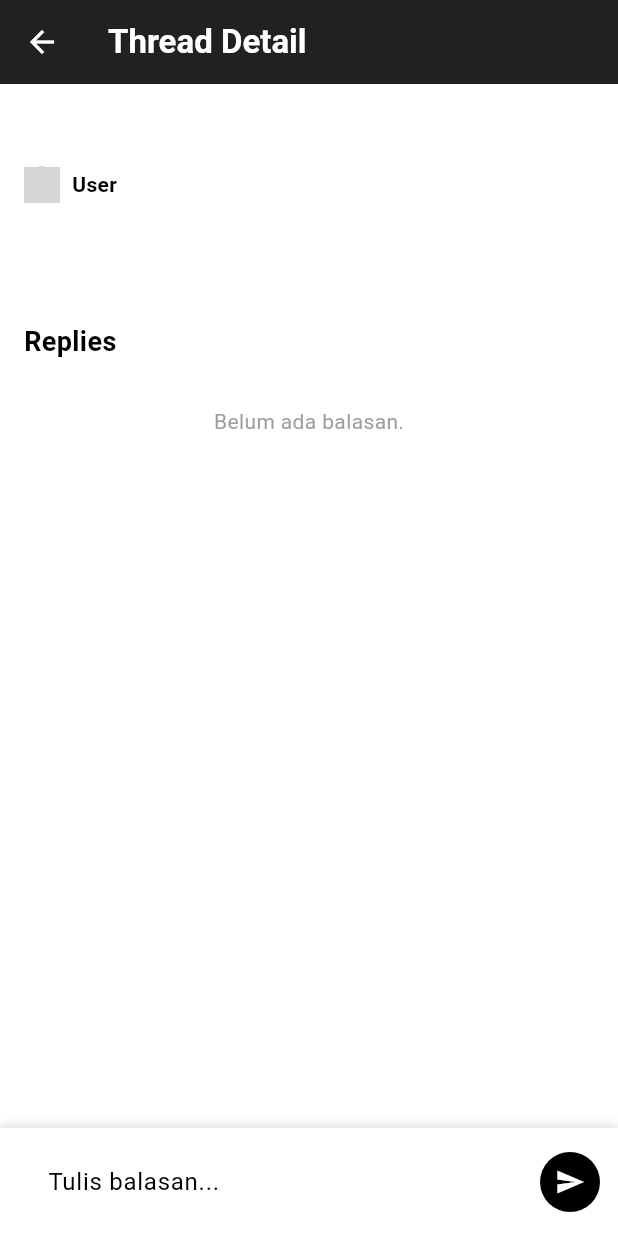
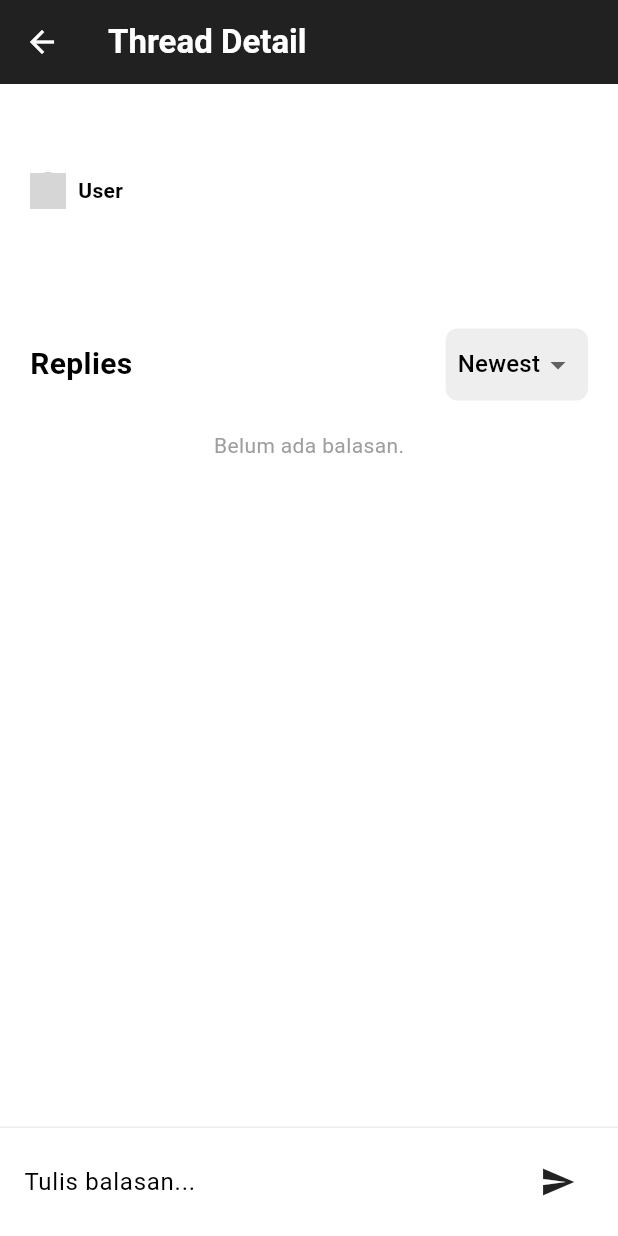
Before and after one commit to pbp-d4-semogalancar/gymbuddy-mobile, a Flutter app: the ThreadDetailScreen screen opened directly with empty values, after a tap on the "send" icon, on a phone screen of 412 x 824 dp. Run offline on Flutter 3.47's test engine with Material 3 defaults, Android fonts, the phone set to English and light mode, and no system bars; missing offline and left inert: pbp_django_auth; network calls fail; grey boxes are pictures that could not be loaded.

Commit message:
Edit Reply-Community

```diff
--- a/lib/screens/thread_detail.dart
+++ b/lib/screens/thread_detail.dart
@@ -1,5 +1,4 @@
 import 'dart:convert';
-
 import 'package:flutter/material.dart';
 import 'package:flutter/foundation.dart' show kIsWeb;
 import 'package:provider/provider.dart';
@@ -19,7 +18,12 @@ class _ThreadDetailScreenState extends State<ThreadDetailScreen> {
   ThreadDetail? _thread;
   List<Reply> _replies = [];
   bool _isLoading = true;
+  String _sortOrder = 'newest';
+  int? _replyingToId;
+  String? _replyingToName;
+
   final TextEditingController _replyController = TextEditingController();
+
   final String domain = kIsWeb
       ? "https://rexy-adrian-gymbuddy.pbp.cs.ui.ac.id"
       : "http://10.0.2.2:8000";
@@ -30,17 +34,22 @@ class _ThreadDetailScreenState extends State<ThreadDetailScreen> {
     _fetchThreadData();
   }
 
+  @override
+  void dispose() {
+    _replyController.dispose();
+    super.dispose();
+  }
+
   Future<void> _fetchThreadData() async {
     final request = context.read<CookieRequest>();
     try {
-      final response = await request.get(
-        '$domain/community/api/thread/${widget.threadId}/',
-      );
+      final response = await request.get('$domain/community/api/thread/${widget.threadId}/');
       setState(() {
         _thread = ThreadDetail.fromJson(response['thread']);
         _replies = (response['replies'] as List)
             .map((i) => Reply.fromJson(i))
             .toList();
+        _sortReplies();
         _isLoading = false;
       });
     } catch (e) {
@@ -49,51 +58,212 @@ class _ThreadDetailScreenState extends State<ThreadDetailScreen> {
     }
   }
 
+  void _sortReplies() {
+    setState(() {
+      if (_sortOrder == 'newest') {
+        _replies.sort((a, b) => b.id.compareTo(a.id));
+      } else {
+        _replies.sort((a, b) => a.id.compareTo(b.id));
+      }
+    });
+  }
+
   Future<void> _postReply() async {
     if (_replyController.text.trim().isEmpty) return;
-
-    FocusScope.of(context).unfocus();
-
     final request = context.read<CookieRequest>();
-
     try {
       final response = await request.postJson(
         '$domain/community/api/thread/${widget.threadId}/add_reply/',
-        jsonEncode(<String, String>{
-          'content': _replyController.text,
-        }),
+        jsonEncode({'content': _replyController.text, 'parent_id': _replyingToId}),
       );
-
-      if (!mounted) return;
-
       if (response['status'] == 'success') {
-        _replyController.clear();
+        setState(() {
+          _replyController.clear();
+          _replyingToId = null;
+          _replyingToName = null;
+        });
         _fetchThreadData();
-
-        ScaffoldMessenger.of(context).showSnackBar(
-          const SnackBar(content: Text("Balasan berhasil dikirim!")),
-        );
-      } else {
-        ScaffoldMessenger.of(context).showSnackBar(
-          SnackBar(content: Text(response['message'] ?? "Gagal mengirim balasan.")),
-        );
       }
     } catch (e) {
-      if (!mounted) return;
-      ScaffoldMessenger.of(context).showSnackBar(
-        SnackBar(content: Text("Error: $e")),
+      debugPrint(e.toString());
+    }
+  }
+
+  List<Widget> _buildReplyTree(List<Reply> replies, double indent, int depth) {
+    List<Widget> tree = [];
+    for (var reply in replies) {
+      tree.add(
+        Padding(
+          padding: EdgeInsets.only(left: indent),
+          child: _buildReplyItem(reply, depth),
+        ),
       );
+      if (reply.children.isNotEmpty && depth < 5) {
+        tree.addAll(_buildReplyTree(reply.children, (indent + 12).clamp(0, 60), depth + 1));
+      }
     }
+    return tree;
+  }
+
+  Widget _buildReplyItem(Reply reply, int depth) {
+    return Container(
+      margin: const EdgeInsets.only(bottom: 8),
+      decoration: BoxDecoration(
+        border: Border(left: BorderSide(color: Colors.grey.shade300, width: 1.5)),
+      ),
+      child: Card(
+        elevation: 0,
+        margin: const EdgeInsets.only(left: 8),
+        color: Colors.white,
+        shape: RoundedRectangleBorder(
+          borderRadius: BorderRadius.circular(12),
+          side: BorderSide(color: Colors.grey.shade200),
+        ),
+        child: Padding(
+          padding: const EdgeInsets.all(12),
+          child: Column(
+            crossAxisAlignment: CrossAxisAlignment.start,
+            children: [
+              Row(
+                children: [
+                  CircleAvatar(
+                    radius: 16,
+                    backgroundColor: Colors.grey.shade200,
+                    backgroundImage: NetworkImage(reply.user.avatarUrl)
+                  ),
+                  const SizedBox(width: 10),
+                  Expanded(
+                    child: Column(
+                      crossAxisAlignment: CrossAxisAlignment.start,
+                      children: [
+                        Text(
+                          reply.user.displayName,
+                          style: const TextStyle(
+                            fontWeight: FontWeight.bold,
+                            fontSize: 13,
+                          ),
+                        ),
+                        Text(
+                          reply.user.timeAgo,
+                          style: const TextStyle(
+                            fontSize: 10,
+                            color: Colors.grey,
+                          ),
+                        ),
+                      ],
+                    ),
+                  ),
+                  if (depth < 5)
+                    IconButton(
+                      icon: const Icon(Icons.reply, size: 18, color: Colors.green),
+                      onPressed: () => setState(() {
+                        _replyingToId = reply.id;
+                        _replyingToName = reply.user.displayName;
+                      }),
+                    ),
+                  if (reply.isMine) ...[
+                    IconButton(
+                      icon: const Icon(Icons.edit, size: 18, color: Colors.blue),
+                      onPressed: () => _showEditDialog(reply),
+                    ),
+                    IconButton(
+                      icon: const Icon(Icons.delete, size: 18, color: Colors.redAccent),
+                      onPressed: () => _showDeleteConfirm(reply.id),
+                    ),
+                  ],
+                ],
+              ),
+              Padding(
+                padding: const EdgeInsets.only(left: 42, bottom: 4),
+                child: Text(reply.content, style: const TextStyle(fontSize: 14)),
+              ),
+            ],
+          ),
+        ),
+      ),
+    );
+  }
+
+  void _showEditDialog(Reply reply) {
+    TextEditingController editCtrl = TextEditingController(text: reply.content);
+    showDialog(
+      context: context,
+      builder: (context) => AlertDialog(
+        shape: RoundedRectangleBorder(borderRadius: BorderRadius.circular(20)),
+        title: const Text("Edit Reply", style: TextStyle(fontWeight: FontWeight.bold)),
+        content: TextField(
+          controller: editCtrl,
+          maxLines: 3,
+          cursorColor: Colors.black,
+          decoration: InputDecoration(
+            border: const OutlineInputBorder(),
+            enabledBorder: const OutlineInputBorder(
+              borderSide: BorderSide(color: Colors.grey),
+            ),
+            focusedBorder: const OutlineInputBorder(
+              borderSide: BorderSide(color: Colors.black, width: 2),
+            ),
+          ),
+        ),
+        actions: [
+          TextButton(
+            onPressed: () => Navigator.pop(context),
+            child: const Text("Cancel", style: TextStyle(color: Colors.black))
+          ),
+          ElevatedButton(
+            style: ElevatedButton.styleFrom(
+              backgroundColor: Colors.grey.shade900,
+              shape: RoundedRectangleBorder(borderRadius: BorderRadius.circular(20)),
+            ),
+            onPressed: () async {
+              Navigator.pop(context);
+              final request = context.read<CookieRequest>();
+              await request.postJson('$domain/community/api/reply/${reply.id}/edit/', jsonEncode({'content': editCtrl.text}));
+              _fetchThreadData();
+            },
+            child: const Text("Save", style: TextStyle(color: Colors.white)),
+          ),
+        ],
+      ),
+    );
+  }
+
+  void _showDeleteConfirm(int id) {
+    showDialog(
+      context: context,
+      builder: (context) => AlertDialog(
+        shape: RoundedRectangleBorder(borderRadius: BorderRadius.circular(20)),
+        title: const Text("Delete Reply", style: TextStyle(fontWeight: FontWeight.bold)),
+        content: const Text("Pesan ini akan dihapus secara permanen."),
+        actions: [
+          TextButton(
+            onPressed: () => Navigator.pop(context),
+            child: const Text("Cancel", style: TextStyle(color: Colors.black))
+          ),
+          ElevatedButton(
+            style: ElevatedButton.styleFrom(
+              backgroundColor: Colors.red.shade800,
+              shape: RoundedRectangleBorder(borderRadius: BorderRadius.circular(20)),
+            ),
+            onPressed: () async {
+              Navigator.pop(context);
+              final request = context.read<CookieRequest>();
+              await request.post('$domain/community/api/reply/$id/delete/', {});
+              _fetchThreadData();
+            },
+            child: const Text("Delete", style: TextStyle(color: Colors.white)),
+          ),
+        ],
+      ),
+    );
   }
 
   @override
   Widget build(BuildContext context) {
     return Scaffold(
+      backgroundColor: Colors.white,
       appBar: AppBar(
-        title: const Text(
-          "Thread Detail",
-          style: TextStyle(color: Colors.white, fontWeight: FontWeight.bold),
-        ),
+        title: const Text("Thread Detail", style: TextStyle(color: Colors.white, fontWeight: FontWeight.bold)),
         backgroundColor: Colors.grey.shade900,
         iconTheme: const IconThemeData(color: Colors.white),
       ),
@@ -103,11 +273,10 @@ class _ThreadDetailScreenState extends State<ThreadDetailScreen> {
               children: [
                 Expanded(
                   child: SingleChildScrollView(
-                    padding: const EdgeInsets.all(16),
+                    padding: const EdgeInsets.all(20),
                     child: Column(
                       crossAxisAlignment: CrossAxisAlignment.start,
                       children: [
-                        // Thread Content
                         Text(
                           _thread?.title ?? "",
                           style: const TextStyle(
@@ -148,16 +317,28 @@ class _ThreadDetailScreenState extends State<ThreadDetailScreen> {
                           style: const TextStyle(fontSize: 16, height: 1.5),
                         ),
                         const Divider(height: 40, thickness: 1),
-                        const Text(
-                          "Replies",
-                          style: TextStyle(
-                            fontSize: 18,
-                            fontWeight: FontWeight.bold,
-                          ),
+                        Row(
+                          mainAxisAlignment: MainAxisAlignment.spaceBetween,
+                          children: [
+                            const Text("Replies", style: TextStyle(fontSize: 20, fontWeight: FontWeight.bold)),
+                            Container(
+                              padding: const EdgeInsets.symmetric(horizontal: 8),
+                              decoration: BoxDecoration(color: Colors.grey.shade200, borderRadius: BorderRadius.circular(8)),
+                              child: DropdownButtonHideUnderline(
+                                child: DropdownButton<String>(
+                                  value: _sortOrder,
+                                  items: const [
+                                    DropdownMenuItem(value: 'newest', child: Text("Newest")),
+                                    DropdownMenuItem(value: 'oldest', child: Text("Oldest")),
+                                  ],
+                                  onChanged: (val) {
+                                    setState(() { _sortOrder = val!; _sortReplies(); });
+                                  },
+                                ),
+                              ),
+                            ),
+                          ],
                         ),
-                        const SizedBox(height: 10),
-
-                        // Replies List
                         if (_replies.isEmpty)
                           const Padding(
                             padding: EdgeInsets.all(20.0),
@@ -169,95 +350,63 @@ class _ThreadDetailScreenState extends State<ThreadDetailScreen> {
                             ),
                           )
                         else
-                          ..._replies
-                              .map((reply) => _buildReplyItem(reply))
-                              .toList(),
+                        const SizedBox(height: 20),
+                        ..._buildReplyTree(_replies, 0, 1),
                       ],
                     ),
                   ),
                 ),
-
-                // Reply Input
-                Container(
-                  padding: const EdgeInsets.all(12),
-                  decoration: BoxDecoration(
-                    color: Colors.white,
-                    boxShadow: [
-                      BoxShadow(
-                        color: Colors.black12,
-                        blurRadius: 4,
-                        offset: const Offset(0, -2),
-                      ),
-                    ],
-                  ),
-                  child: Row(
-                    children: [
-                      Expanded(
-                        child: TextField(
-                          controller: _replyController,
-                          cursorColor: Colors.black,
-                          decoration: InputDecoration(
-                            hintText: "Tulis balasan...",
-                            border: OutlineInputBorder(
-                              borderRadius: BorderRadius.circular(20),
-                            ),
-                            focusedBorder: OutlineInputBorder(
-                              borderRadius: BorderRadius.circular(20),
-                              borderSide: const BorderSide(color: Colors.black),
-                            ),
-                            contentPadding: const EdgeInsets.symmetric(
-                              horizontal: 16,
-                            ),
-                          ),
-                        ),
-                      ),
-                      const SizedBox(width: 8),
-                      CircleAvatar(
-                        backgroundColor: Colors.black,
-                        child: IconButton(
-                          icon: const Icon(
-                            Icons.send,
-                            color: Colors.white,
-                            size: 20,
-                          ),
-                          onPressed: _postReply,
-                        ),
-                      ),
-                    ],
-                  ),
-                ),
+                _buildInputArea(),
               ],
             ),
     );
   }
 
-  Widget _buildReplyItem(Reply reply) {
-    return Card(
-      margin: const EdgeInsets.only(bottom: 12),
-      child: Padding(
-        padding: const EdgeInsets.all(12),
+  Widget _buildInputArea() {
+    return Container(
+      padding: const EdgeInsets.symmetric(horizontal: 16, vertical: 12),
+      decoration: BoxDecoration(
+        color: Colors.white,
+        border: Border(top: BorderSide(color: Colors.grey.shade200))
+      ),
+      child: SafeArea(
         child: Column(
-          crossAxisAlignment: CrossAxisAlignment.start,
+          mainAxisSize: MainAxisSize.min,
           children: [
+            if (_replyingToId != null)
+              Padding(
+                padding: const EdgeInsets.only(bottom: 8),
+                child: Row(
+                  children: [
+                    const Icon(Icons.reply, size: 16, color: Colors.grey),
+                    const SizedBox(width: 8),
+                    Text("Membalas $_replyingToName", style: const TextStyle(fontSize: 12, color: Colors.grey)),
+                    const Spacer(),
+                    GestureDetector(
+                      onTap: () => setState(() => _replyingToId = null),
+                      child: const Icon(Icons.close, size: 16, color: Colors.red),
+                    )
+                  ],
+                ),
+              ),
             Row(
               children: [
-                CircleAvatar(
-                  radius: 10,
-                  backgroundImage: NetworkImage(reply.user.avatarUrl),
-                  backgroundColor: Colors.grey,
+                Expanded(
+                  child: TextField(
+                    controller: _replyController,
+                    cursorColor: Colors.black,
+                    decoration: const InputDecoration(
+                      hintText: "Tulis balasan...",
+                      border: InputBorder.none
+                    ),
+                  ),
                 ),
-                const SizedBox(width: 8),
-                Text(
-                  reply.user.displayName,
-                  style: const TextStyle(
-                    fontWeight: FontWeight.bold,
-                    fontSize: 13,
-                  ),
+                IconButton(
+                  icon: const Icon(Icons.send, color: Colors.black87),
+                  onPressed: _postReply,
                 ),
               ],
             ),
-            const SizedBox(height: 6),
-            Text(reply.content),
           ],
         ),
       ),
```
Also changed, not shown: pubspec.lock.
